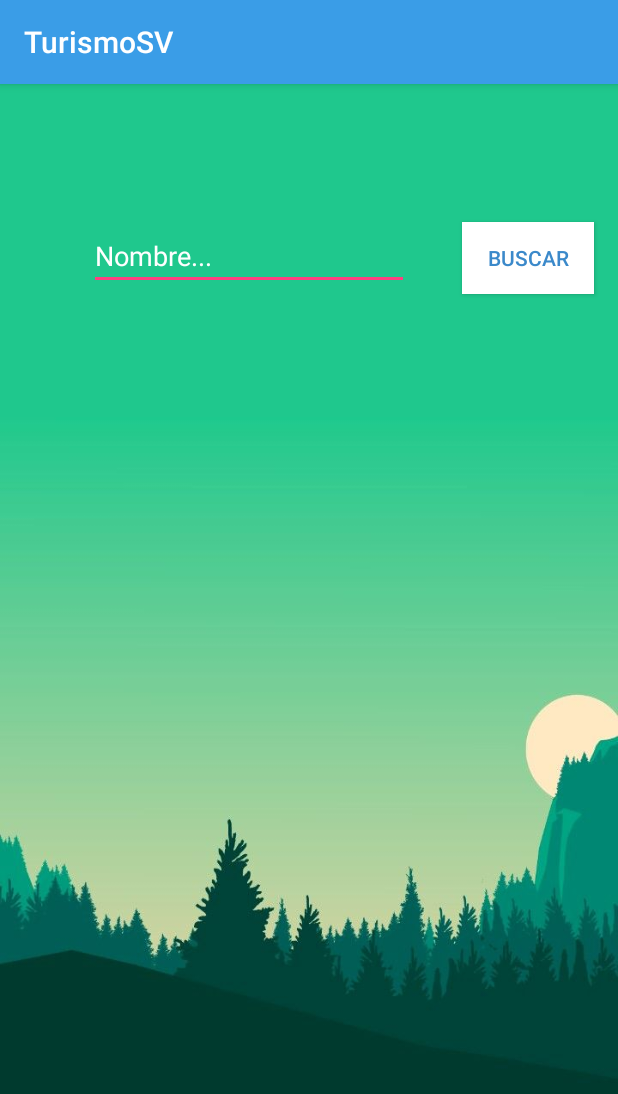
After one commit to daniel97molina/turismosvapp, an Android app: the BuscarActivity screen opened directly, with no data from a screen before it, on a phone screen of 412 x 824 dp. The commit adds this screen. Shown: the top 1094 px of the screen. Run offline under Robolectric (Android 15) with nearby library versions, the phone set to English and light mode, and no system bars.

Commit message:
buscarView

```diff
--- a/app/src/main/AndroidManifest.xml
+++ b/app/src/main/AndroidManifest.xml
@@ -16,8 +16,10 @@
                 <category android:name="android.intent.category.LAUNCHER" />
             </intent-filter>
         </activity>
-        <activity android:name=".SitioActivity"
-            android:parentActivityName=".MainActivity"></activity>
+        <activity
+            android:name=".SitioActivity"
+            android:parentActivityName=".MainActivity" />
+        <activity android:name=".BuscarActivity"></activity>
     </application>
 
 </manifest>
--- a/app/src/main/java/turismo/pam/ues/turismosv/AdapterItem.java
+++ b/app/src/main/java/turismo/pam/ues/turismosv/AdapterItem.java
@@ -70,7 +70,6 @@ public class AdapterItem extends BaseAdapter {
 
             ImageView imagen = (ImageView) v.findViewById(R.id.imageView4);
             imagen.setImageDrawable(dir.getImage());
-
             return v;
         }
     }
--- /dev/null
+++ b/app/src/main/java/turismo/pam/ues/turismosv/BuscarActivity.java
@@ -0,0 +1,13 @@
+package turismo.pam.ues.turismosv;
+
+import android.support.v7.app.AppCompatActivity;
+import android.os.Bundle;
+
+public class BuscarActivity extends AppCompatActivity {
+
+    @Override
+    protected void onCreate(Bundle savedInstanceState) {
+        super.onCreate(savedInstanceState);
+        setContentView(R.layout.activity_buscar);
+    }
+}
--- /dev/null
+++ b/app/src/main/res/layout/activity_buscar.xml
@@ -0,0 +1,36 @@
+<?xml version="1.0" encoding="utf-8"?>
+<android.support.constraint.ConstraintLayout xmlns:android="http://schemas.android.com/apk/res/android"
+    xmlns:app="http://schemas.android.com/apk/res-auto"
+    xmlns:tools="http://schemas.android.com/tools"
+    android:layout_width="match_parent"
+    android:layout_height="match_parent"
+    android:background="@mipmap/searchbackground"
+    tools:context="turismo.pam.ues.turismosv.BuscarActivity">
+
+    <EditText
+        android:id="@+id/editText"
+        android:layout_width="wrap_content"
+        android:layout_height="wrap_content"
+        android:layout_marginStart="24dp"
+        android:layout_marginTop="92dp"
+        android:ems="10"
+        android:inputType="textPersonName"
+        android:text="Nombre..."
+        android:textColor="#ffffff"
+        app:layout_constraintEnd_toStartOf="@+id/button2"
+        app:layout_constraintStart_toStartOf="parent"
+        app:layout_constraintTop_toTopOf="parent" />
+
+    <Button
+        android:id="@+id/button2"
+        android:layout_width="wrap_content"
+        android:layout_height="wrap_content"
+        android:layout_marginEnd="16dp"
+
+        android:layout_marginTop="92dp"
+        android:background="#ffffff"
+        android:text="Buscar"
+        android:textColor="@color/colorPrimaryDark"
+        app:layout_constraintEnd_toEndOf="parent"
+        app:layout_constraintTop_toTopOf="parent" />
+</android.support.constraint.ConstraintLayout>
--- a/app/src/main/res/values/colors.xml
+++ b/app/src/main/res/values/colors.xml
@@ -1,6 +1,6 @@
 <?xml version="1.0" encoding="utf-8"?>
 <resources>
-    <color name="colorPrimary">#afafaf</color>
-    <color name="colorPrimaryDark">#9e9e9e</color>
+    <color name="colorPrimary">#3a9de7</color>
+    <color name="colorPrimaryDark">#3b89ca</color>
     <color name="colorAccent">#FF4081</color>
 </resources>
```
Also changed, not shown: app/src/main/res/mipmap-hdpi/searchbackground.jpg (added).
